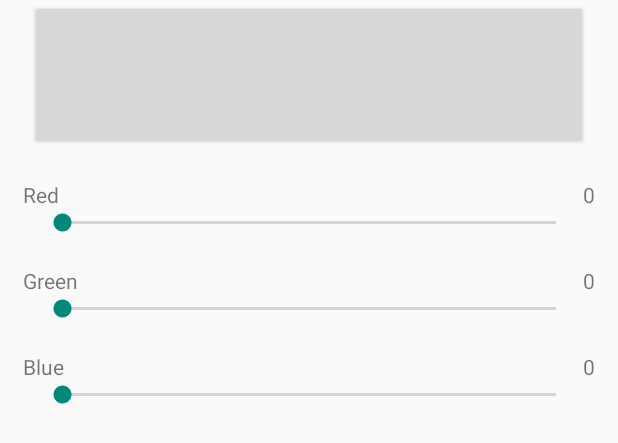
After one commit to vik7am/Hungry-Snake, an Android app: the layout color_palette.xml on its own in the app's theme, with its tools: preview values and no code run, on a phone screen of 412 x 824 dp. The commit adds this screen. Shown: the top 443 px of the screen. Run offline under Robolectric (Android 15) with nearby library versions, the phone set to English and light mode, and no system bars.

Commit message:
Layout improvement

```diff
--- a/app/src/main/java/com/vikrant/hungrysnake/Setting.java
+++ b/app/src/main/java/com/vikrant/hungrysnake/Setting.java
@@ -128,7 +128,7 @@ public class Setting extends AppCompatActivity{
                 builder.setNegativeButton("cancel", this);
                 builder.setView(view); break;
                 case 4: case 5: case 6:
-                view=LayoutInflater.from(context).inflate(R.layout.dialog_layout, null);
+                view=LayoutInflater.from(context).inflate(R.layout.color_palette, null);
                 seekBar1= view.findViewById(R.id.seekBar1);
                 seekBar2= view.findViewById(R.id.seekBar2);
                 seekBar3= view.findViewById(R.id.seekBar3);
--- a/app/src/main/res/layout/activity_main.xml
+++ b/app/src/main/res/layout/activity_main.xml
@@ -26,7 +26,7 @@
             android:minWidth="200dp"
             android:minHeight="60dp"
             android:onClick="startGame"
-            android:text="START GAME"
+            android:text="@string/start_game"
             android:textSize="20sp" />
 
         <Button
@@ -37,7 +37,7 @@
             android:minWidth="200dp"
             android:minHeight="60dp"
             android:onClick="setting"
-            android:text="SETTING"
+            android:text="@string/setting"
             android:textSize="20sp" />
 
         <Button
@@ -48,7 +48,7 @@
             android:minWidth="200dp"
             android:minHeight="60dp"
             android:onClick="exitGame"
-            android:text="EXIT"
+            android:text="@string/exit"
             android:textSize="20sp" />
 
     </LinearLayout>
--- /dev/null
+++ b/app/src/main/res/layout/color_palette.xml
@@ -0,0 +1,116 @@
+<?xml version="1.0" encoding="utf-8"?>
+<androidx.constraintlayout.widget.ConstraintLayout
+    xmlns:android="http://schemas.android.com/apk/res/android"
+    xmlns:app="http://schemas.android.com/apk/res-auto"
+    android:layout_width="match_parent"
+    android:layout_height="match_parent">
+
+    <Button
+        android:id="@+id/button1"
+        android:layout_width="fill_parent"
+        android:layout_height="wrap_content"
+        android:layout_marginStart="20dp"
+        android:layout_marginEnd="20dp"
+        android:minHeight="100dp"
+        android:textColor="#FFFFFF"
+        app:layout_constraintEnd_toEndOf="parent"
+        app:layout_constraintStart_toStartOf="parent"
+        app:layout_constraintTop_toTopOf="parent" />
+
+    <TextView
+        android:id="@+id/textView1"
+        android:layout_width="wrap_content"
+        android:layout_height="wrap_content"
+        android:layout_marginStart="15dp"
+        android:layout_marginTop="20dp"
+        android:text="@string/red"
+        android:textAppearance="?android:attr/textAppearanceSmall"
+        app:layout_constraintStart_toStartOf="parent"
+        app:layout_constraintTop_toBottomOf="@+id/button1" />
+
+    <TextView
+        android:id="@+id/textView2"
+        android:layout_width="wrap_content"
+        android:layout_height="wrap_content"
+        android:layout_marginTop="20dp"
+        android:layout_marginEnd="15dp"
+        android:text="@string/rgb"
+        android:textAppearance="?android:attr/textAppearanceSmall"
+        app:layout_constraintEnd_toEndOf="parent"
+        app:layout_constraintTop_toBottomOf="@+id/button1" />
+
+    <SeekBar
+        android:id="@+id/seekBar1"
+        android:layout_width="match_parent"
+        android:layout_height="wrap_content"
+        android:layout_marginStart="25dp"
+        android:layout_marginEnd="25dp"
+        app:layout_constraintEnd_toEndOf="parent"
+        app:layout_constraintStart_toStartOf="parent"
+        app:layout_constraintTop_toBottomOf="@+id/textView1" />
+
+    <TextView
+        android:id="@+id/textView3"
+        android:layout_width="wrap_content"
+        android:layout_height="wrap_content"
+        android:layout_marginStart="15dp"
+        android:layout_marginTop="20dp"
+        android:text="@string/green"
+        android:textAppearance="?android:attr/textAppearanceSmall"
+        app:layout_constraintStart_toStartOf="parent"
+        app:layout_constraintTop_toBottomOf="@+id/seekBar1" />
+
+    <TextView
+        android:id="@+id/textView4"
+        android:layout_width="wrap_content"
+        android:layout_height="wrap_content"
+        android:layout_marginTop="20dp"
+        android:layout_marginEnd="15dp"
+        android:text="@string/rgb"
+        android:textAppearance="?android:attr/textAppearanceSmall"
+        app:layout_constraintEnd_toEndOf="parent"
+        app:layout_constraintTop_toBottomOf="@+id/seekBar1" />
+
+    <SeekBar
+        android:id="@+id/seekBar2"
+        android:layout_width="match_parent"
+        android:layout_height="wrap_content"
+        android:layout_marginStart="25dp"
+        android:layout_marginEnd="25dp"
+        app:layout_constraintEnd_toEndOf="parent"
+        app:layout_constraintStart_toStartOf="parent"
+        app:layout_constraintTop_toBottomOf="@+id/textView3" />
+
+    <TextView
+        android:id="@+id/textView5"
+        android:layout_width="wrap_content"
+        android:layout_height="wrap_content"
+        android:layout_marginStart="15dp"
+        android:layout_marginTop="20dp"
+        android:text="@string/blue"
+        android:textAppearance="?android:attr/textAppearanceSmall"
+        app:layout_constraintStart_toStartOf="parent"
+        app:layout_constraintTop_toBottomOf="@+id/seekBar2" />
+
+    <TextView
+        android:id="@+id/textView6"
+        android:layout_width="wrap_content"
+        android:layout_height="wrap_content"
+        android:layout_marginTop="20dp"
+        android:layout_marginEnd="15dp"
+        android:text="@string/rgb"
+        android:textAppearance="?android:attr/textAppearanceSmall"
+        app:layout_constraintEnd_toEndOf="parent"
+        app:layout_constraintTop_toBottomOf="@+id/seekBar2" />
+
+    <SeekBar
+        android:id="@+id/seekBar3"
+        android:layout_width="match_parent"
+        android:layout_height="wrap_content"
+        android:layout_marginStart="25dp"
+        android:layout_marginEnd="25dp"
+        app:layout_constraintEnd_toEndOf="parent"
+        app:layout_constraintStart_toStartOf="parent"
+        app:layout_constraintTop_toBottomOf="@+id/textView5" />
+
+</androidx.constraintlayout.widget.ConstraintLayout>
--- a/app/src/main/res/layout/setting_row.xml
+++ b/app/src/main/res/layout/setting_row.xml
@@ -11,7 +11,7 @@
         android:layout_height="wrap_content"
         android:layout_marginStart="20dp"
         android:layout_marginTop="5dp"
-        android:text="Difficulty"
+        android:text="@string/difficulty"
         android:textAppearance="@style/TextAppearance.AppCompat.Body1"
         android:textSize="18sp"
         app:layout_constraintStart_toStartOf="parent"
@@ -24,7 +24,7 @@
         android:layout_marginStart="20dp"
         android:layout_marginTop="5dp"
         android:layout_marginBottom="5dp"
-        android:text="Medium"
+        android:text="@string/medium"
         android:textSize="14sp"
         app:layout_constraintBottom_toBottomOf="parent"
         app:layout_constraintStart_toStartOf="parent"
--- a/app/src/main/res/values/strings.xml
+++ b/app/src/main/res/values/strings.xml
@@ -1,3 +1,12 @@
 <resources>
     <string name="app_name">Hungry Snake</string>
+    <string name="start_game">START GAME</string>
+    <string name="setting">SETTING</string>
+    <string name="exit">EXIT</string>
+    <string name="rgb">0</string>
+    <string name="red">Red</string>
+    <string name="green">Green</string>
+    <string name="blue">Blue</string>
+    <string name="difficulty">Difficulty</string>
+    <string name="medium">Medium</string>
 </resources>
```
Also changed, not shown: app/src/main/res/layout/dialog_layout.xml (deleted, +0 -121 lines).
